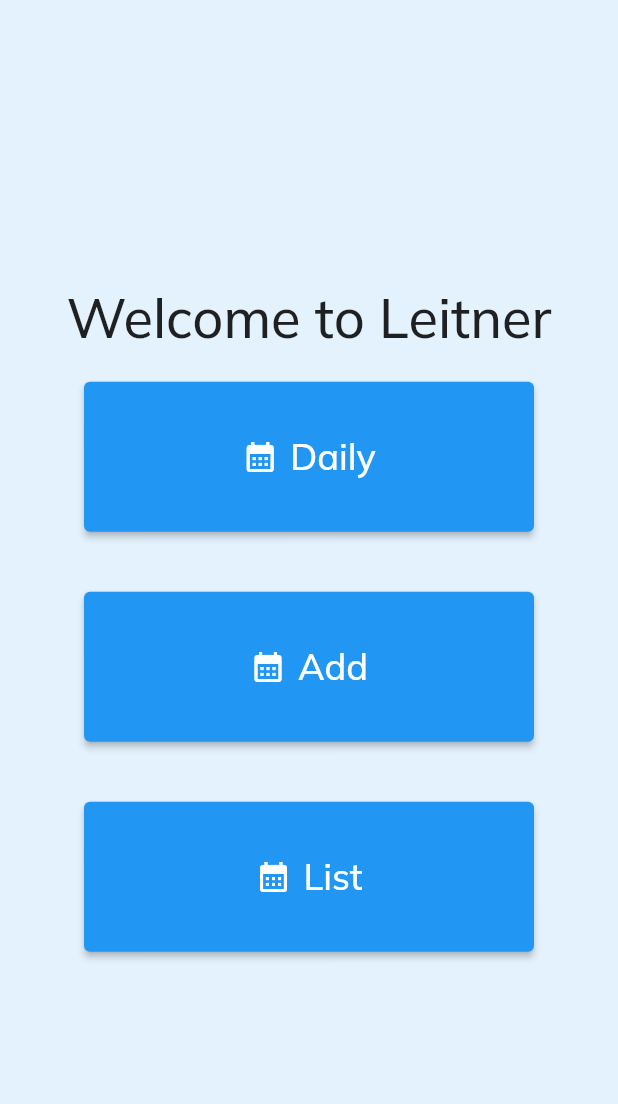
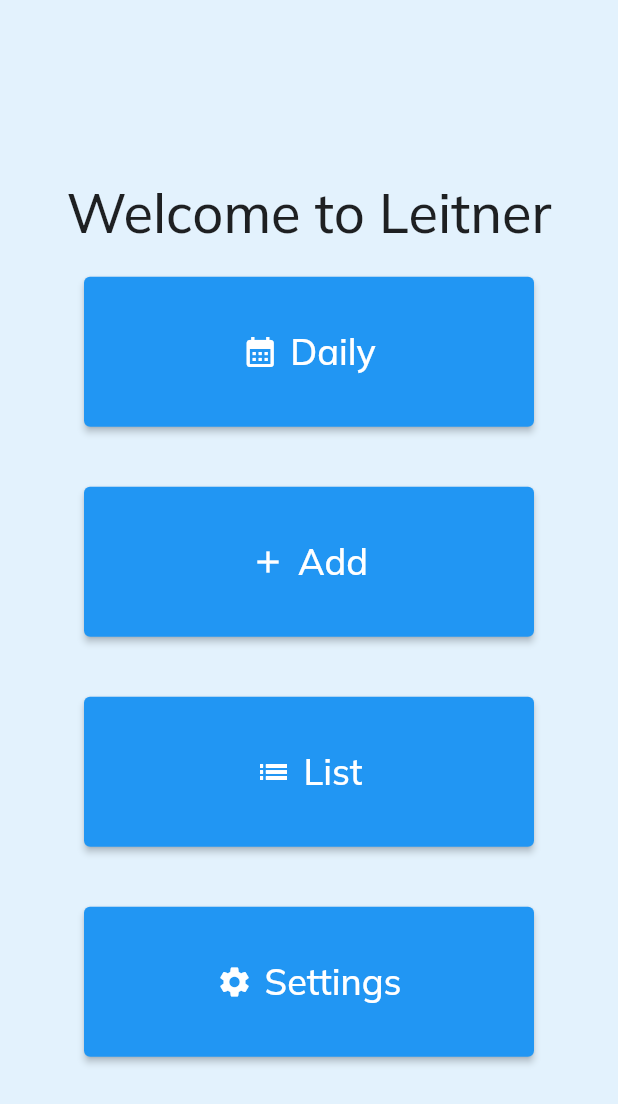
Before and after one commit to Doktity/leitner, a Flutter app: the HomePage screen opened directly, on a phone screen of 412 x 824 dp. Shown: the top 1104 px of the screen. Run offline on Flutter 3.47's test engine with Material 2 defaults, Android fonts, the phone set to English and light mode, and no system bars; our stand-ins replace cloud_firestore, date_field, firebase_auth, firebase_core, google_sign_in; accounts and stored records are empty; generated files the repository leaves out were written again.

Commit message:
Settings

```diff
--- a/lib/l10n/leitner_en.arb
+++ b/lib/l10n/leitner_en.arb
@@ -24,5 +24,10 @@
     "list": "List",
     "@list": {
         "description": "List button"
+    },
+
+    "settings": "Settings",
+    "@settings": {
+        "description": "Settings button"
     }
 }
--- a/lib/l10n/leitner_es.arb
+++ b/lib/l10n/leitner_es.arb
@@ -9,5 +9,7 @@
 
     "add": "Agregar",
 
-    "list": "Lista"
+    "list": "Lista",
+
+    "settings": "Configuración"
 }
--- a/lib/l10n/leitner_fr.arb
+++ b/lib/l10n/leitner_fr.arb
@@ -9,5 +9,7 @@
 
     "add": "Ajout",
 
-    "list": "Liste"
+    "list": "Liste",
+
+    "settings": "Options"
 }
--- a/lib/pages/AnswerPage.dart
+++ b/lib/pages/AnswerPage.dart
@@ -1,5 +1,4 @@
 import 'package:cloud_firestore/cloud_firestore.dart';
-import 'package:flutter/foundation.dart';
 import 'package:flutter/material.dart';
 
 import 'DailyPage.dart';
--- a/lib/pages/HomePage.dart
+++ b/lib/pages/HomePage.dart
@@ -1,6 +1,7 @@
 import 'package:flutter/material.dart';
 import 'package:leitner/pages/ListPage.dart';
 import 'package:flutter_gen/gen_l10n/app_localizations.dart';
+import 'package:leitner/pages/SettingsPage.dart';
 
 import 'AddPage.dart';
 import 'DailyPage.dart';
@@ -68,7 +69,7 @@ class HomePage extends StatelessWidget {
                         fontSize: 24
                     ),
                   ),
-                  icon: const Icon(Icons.calendar_month)
+                  icon: const Icon(Icons.add)
               ),
               const Padding(padding: EdgeInsets.all(20)),
               ElevatedButton.icon(
@@ -91,7 +92,30 @@ class HomePage extends StatelessWidget {
                         fontSize: 24
                     ),
                   ),
-                  icon: const Icon(Icons.calendar_month)
+                  icon: const Icon(Icons.list_sharp)
+              ),
+              const Padding(padding: EdgeInsets.all(20)),
+              ElevatedButton.icon(
+                  style: const ButtonStyle(
+                      padding: MaterialStatePropertyAll(EdgeInsets.all(20)),
+                      backgroundColor: MaterialStatePropertyAll(Colors.blue),
+                      fixedSize: MaterialStatePropertyAll(Size(300, 100))
+                  ),
+                  onPressed: () {
+                    Navigator.push(
+                        context,
+                        MaterialPageRoute(
+                            builder: (_) => SettingsPage(Localizations.localeOf(context).languageCode)
+                        )
+                    );
+                  },
+                  label: Text(AppLocalizations.of(context)!.settings,
+                    style: TextStyle(
+                        fontFamily: "Mulish",
+                        fontSize: 24
+                    ),
+                  ),
+                  icon: const Icon(Icons.settings)
               )
             ],
           )
```
Also changed, not shown: lib/main.dart (+34 -2 lines), lib/pages/SettingsPage.dart (added, +67 -0 lines).
